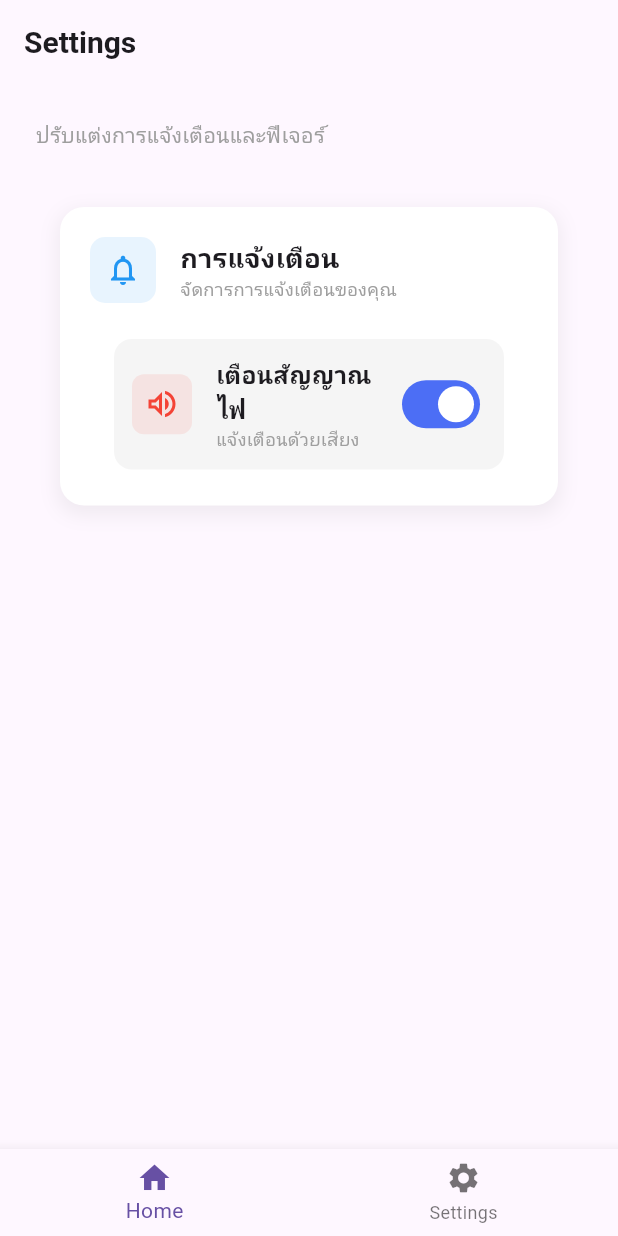
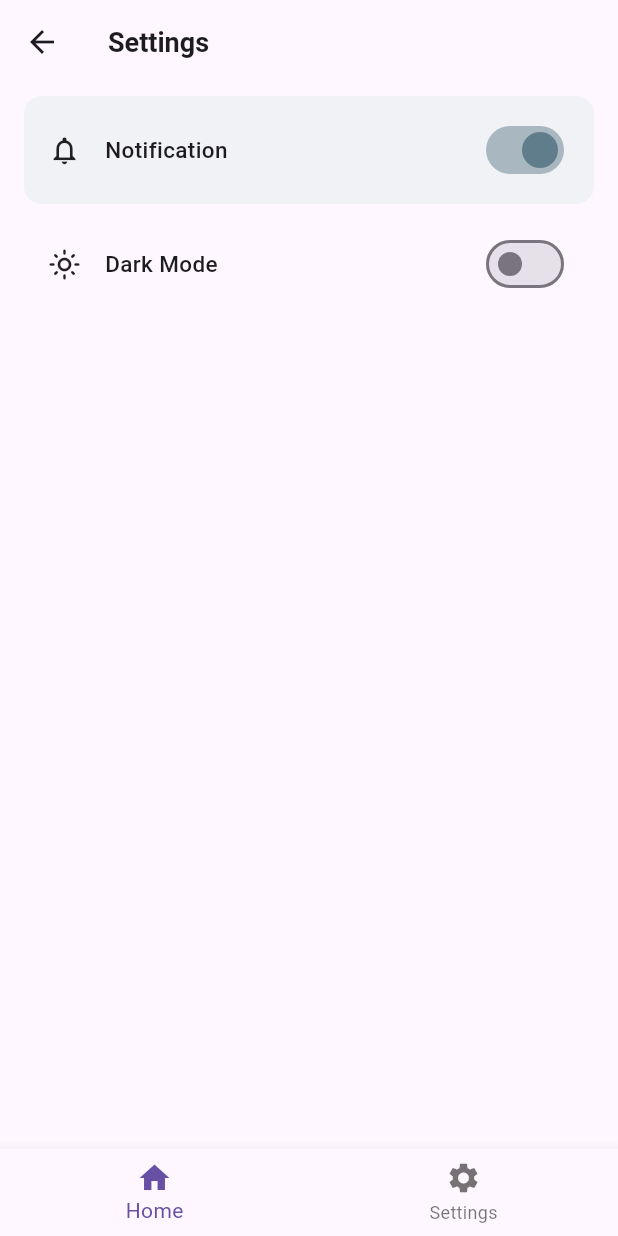
Before and after one commit to Kitsada-007/Mobile-ML-App, a Flutter app: the screen it shows after launch, item 2 of the bottom bar chosen, on a phone screen of 412 x 824 dp. Run offline on Flutter 3.47's test engine with Material 3 defaults, Android fonts, the phone set to English and light mode, and no system bars; our stand-ins replace flutter_tts, get, image_picker, shared_preferences, video_player; missing offline and left inert: ffmpeg_kit_flutter_new, google_mlkit_text_recognition, ultralytics_yolo.

Commit message:
Dark mode

```diff
--- a/lib/main.dart
+++ b/lib/main.dart
@@ -1,5 +1,5 @@
 import 'package:flutter/material.dart';
-import 'package:get/get.dart'; // 👈 1. ตรวจสอบว่ามี import get ไว้
+import 'package:get/get.dart';
 import 'package:provider/provider.dart';
 import 'package:trffic_ilght_app/presentation/controllers/settings_controller.dart';
 import 'package:trffic_ilght_app/presentation/pages/home_page.dart';
--- a/lib/presentation/pages/setting_page.dart
+++ b/lib/presentation/pages/setting_page.dart
@@ -1,91 +1,125 @@
 import 'package:flutter/material.dart';
-import 'package:provider/provider.dart'; // 👈 อย่าลืม import provider
-import 'package:trffic_ilght_app/presentation/controllers/settings_controller.dart';
+import 'package:provider/provider.dart';
+import 'package:trffic_ilght_app/presentation/controllers/settings_controller.dart'; // ตรวจสอบ path ให้ถูกต้อง
 import 'package:trffic_ilght_app/presentation/widgets/bottom_navigation_bar.dart';
-import 'package:trffic_ilght_app/presentation/widgets/setting_card.dart';
-import 'package:trffic_ilght_app/presentation/widgets/switch_item.dart';
-// import SettingsProvider ของคุณ
 
 class SettingPage extends StatelessWidget {
-  // เปลี่ยนเป็น StatelessWidget ได้เลย
   const SettingPage({super.key});
 
   @override
   Widget build(BuildContext context) {
-    // 🟢 ดึงข้อมูลจาก Provider
     final settings = context.watch<SettingsProvider>();
 
     return Scaffold(
       appBar: AppBar(
         elevation: 0,
-        automaticallyImplyLeading: false,
+        backgroundColor: Colors.transparent, // ให้สีกลืนไปกับพื้นหลัง
+        leading: IconButton(
+          icon: const Icon(Icons.arrow_back),
+          onPressed: () {
+            Navigator.pop(context);
+          },
+        ),
         title: const Text(
           'Settings',
-          style: TextStyle(fontSize: 20, fontWeight: FontWeight.w700),
+          style: TextStyle(fontSize: 18, fontWeight: FontWeight.w600),
         ),
+        centerTitle: false,
       ),
       bottomNavigationBar: const MyBottomNavigationBar(),
-      body: SafeArea(
-        child: SingleChildScrollView(
-          child: Padding(
-            padding: const EdgeInsets.all(24.0),
-            child: Column(
-              crossAxisAlignment: CrossAxisAlignment.start,
-              children: [
-                const Text(
-                  'ปรับแต่งการแจ้งเตือนและฟีเจอร์',
-                  style: TextStyle(fontSize: 14, color: Colors.grey),
-                ),
-                const SizedBox(height: 30),
-
-                // --- ธีมสี ---
-                // SettingCard(
-                //   title: 'ธีมสี',
-                //   subtitle: 'เปลี่ยนโหมดสว่าง/มืด',
-                //   headerIcon: Icons.wb_sunny_outlined,
-                //   headerIconColor: Colors.blue,
-                //   headerIconBg: Colors.blue.withOpacity(0.1),
-                //   child: SwitchItem(
-                //     icon: Icons.wb_sunny_outlined,
-                //     iconColor: Colors.blue,
-                //     iconBg: Colors.blue.withOpacity(0.1),
-                //     title: 'โหมดสว่าง',
-                //     subtitle: 'แสงสว่างปกติ',
-                //     // 🟢 ผูกค่า Value กับ Provider
-                //     value: settings.isLightMode,
-                //     onChanged: (val) {
-                //       // 🟢 สั่งเปลี่ยนธีม
-                //       context.read<SettingsProvider>().toggleTheme(val);
-                //     },
-                //   ),
-                // ),
-                // const SizedBox(height: 20),
-
-                // --- การแจ้งเตือน ---
-                SettingCard(
-                  title: 'การแจ้งเตือน',
-                  subtitle: 'จัดการการแจ้งเตือนของคุณ',
-                  headerIcon: Icons.notifications_none_outlined,
-                  headerIconColor: Colors.blue,
-                  headerIconBg: Colors.blue.withOpacity(0.1),
-                  child: SwitchItem(
-                    icon: Icons
-                        .volume_up_outlined, // แนะนำเปลี่ยนไอคอนเป็นรูปลำโพง
-                    iconColor: Colors.red,
-                    iconBg: Colors.red.withOpacity(0.1),
-                    title: 'เตือนสัญญาณไฟ',
-                    subtitle: 'แจ้งเตือนด้วยเสียง',
-                    // 🟢 ผูกค่า Value กับ Provider
-                    value: settings.isVoiceEnabled,
-                    onChanged: (val) {
-                      // 🟢 สั่งเปิด/ปิดเสียง
-                      context.read<SettingsProvider>().toggleVoice(val);
-                    },
-                  ),
-                ),
-              ],
+      body: ListView(
+        padding: const EdgeInsets.symmetric(horizontal: 16.0, vertical: 8.0),
+        children: [
+          // 1. Notification (มีพื้นหลัง Highlight และ Switch)
+          SettingMenuItem(
+            icon: Icons.notifications_none_outlined,
+            title: 'Notification',
+            isHighlighted: true, // ทำให้มีกรอบสีพื้นหลังเหมือนในรูป
+            trailing: Switch.adaptive(
+              value: settings.isVoiceEnabled,
+              activeColor: Colors.blueGrey, // สีสวิตช์ตอนเปิด
+              onChanged: (val) {
+                context.read<SettingsProvider>().toggleVoice(val);
+              },
             ),
           ),
+
+          // 2. Dark Mode (มี Switch)
+          SettingMenuItem(
+            icon: Icons.light_mode_outlined,
+            title: 'Dark Mode',
+            trailing: Switch.adaptive(
+              value: !settings.isLightMode,
+              activeColor: Colors.blueGrey,
+              onChanged: (val) {
+                context.read<SettingsProvider>().toggleTheme(!val);
+              },
+            ),
+          ),
+        ],
+      ),
+    );
+  }
+}
+
+// ==========================================
+// 🟢 วิดเจ็ตสำหรับสร้างแต่ละแถวให้เหมือนในรูป
+// ==========================================
+class SettingMenuItem extends StatelessWidget {
+  final IconData icon;
+  final String title;
+  final Widget? trailing; // สำหรับใส่ Switch หรืออื่นๆ ด้านขวาสุด
+  final VoidCallback? onTap;
+  final bool isHighlighted;
+
+  const SettingMenuItem({
+    super.key,
+    required this.icon,
+    required this.title,
+    this.trailing,
+    this.onTap,
+    this.isHighlighted = false,
+  });
+
+  @override
+  Widget build(BuildContext context) {
+    // เช็คว่าปัจจุบันเป็นโหมดมืดหรือสว่าง เพื่อเลือกสีพื้นหลัง Highlight ได้ถูกต้อง
+    final isDark = Theme.of(context).brightness == Brightness.dark;
+
+    return InkWell(
+      onTap: onTap,
+      borderRadius: BorderRadius.circular(12),
+      child: Container(
+        margin: const EdgeInsets.only(
+          bottom: 4.0,
+        ), // เว้นระยะห่างระหว่างแต่ละแถวเล็กน้อย
+        padding: const EdgeInsets.symmetric(horizontal: 16, vertical: 12),
+        decoration: BoxDecoration(
+          borderRadius: BorderRadius.circular(12),
+          // ถ้า isHighlighted เป็น true จะใส่สีพื้นหลังตามโหมด (แบบแถบ Notification)
+          color: isHighlighted
+              ? (isDark ? const Color(0xFF2C2F42) : const Color(0xFFF0F2F5))
+              : Colors.transparent,
+        ),
+        child: Row(
+          children: [
+            Icon(
+              icon,
+              size: 22,
+              // ไม่บังคับสี ปล่อยให้เปลี่ยนตาม Theme ของแอป
+            ),
+            const SizedBox(width: 16),
+            Expanded(
+              child: Text(
+                title,
+                style: const TextStyle(
+                  fontSize: 15,
+                  fontWeight: FontWeight.w500,
+                ),
+              ),
+            ),
+            if (trailing != null) trailing!,
+          ],
         ),
       ),
     );
```
Also changed, not shown: lib/presentation/pages/home_page.dart (+31 -34 lines), lib/services/sign_Number_OCR.dart (+189 -76 lines).
